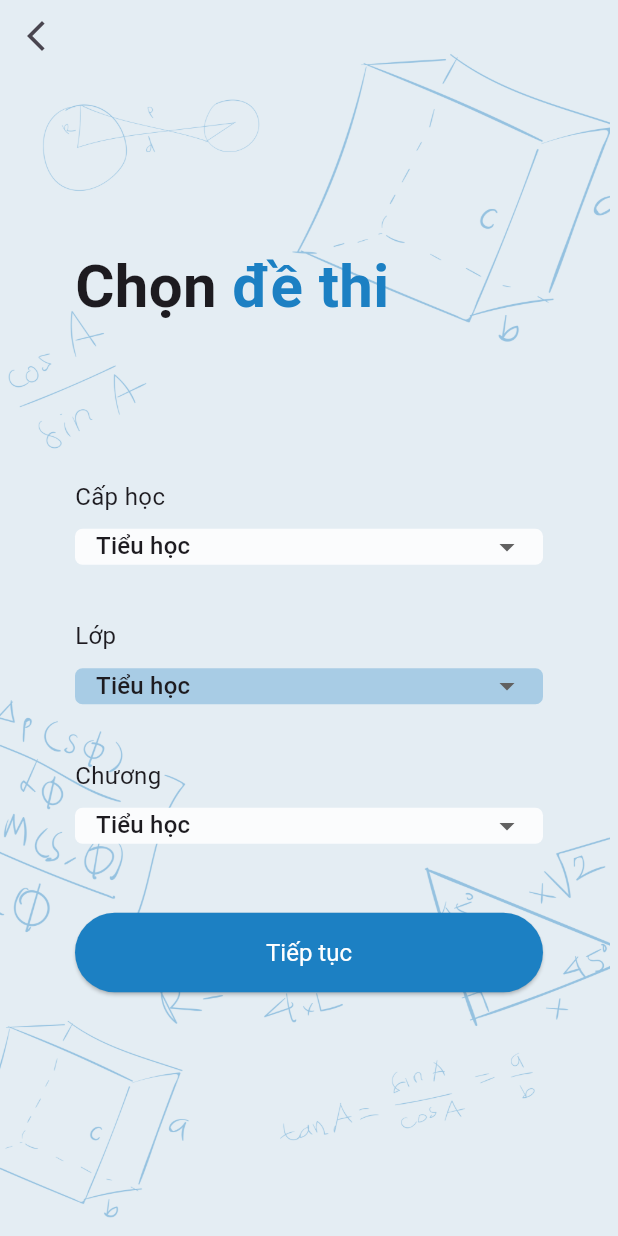
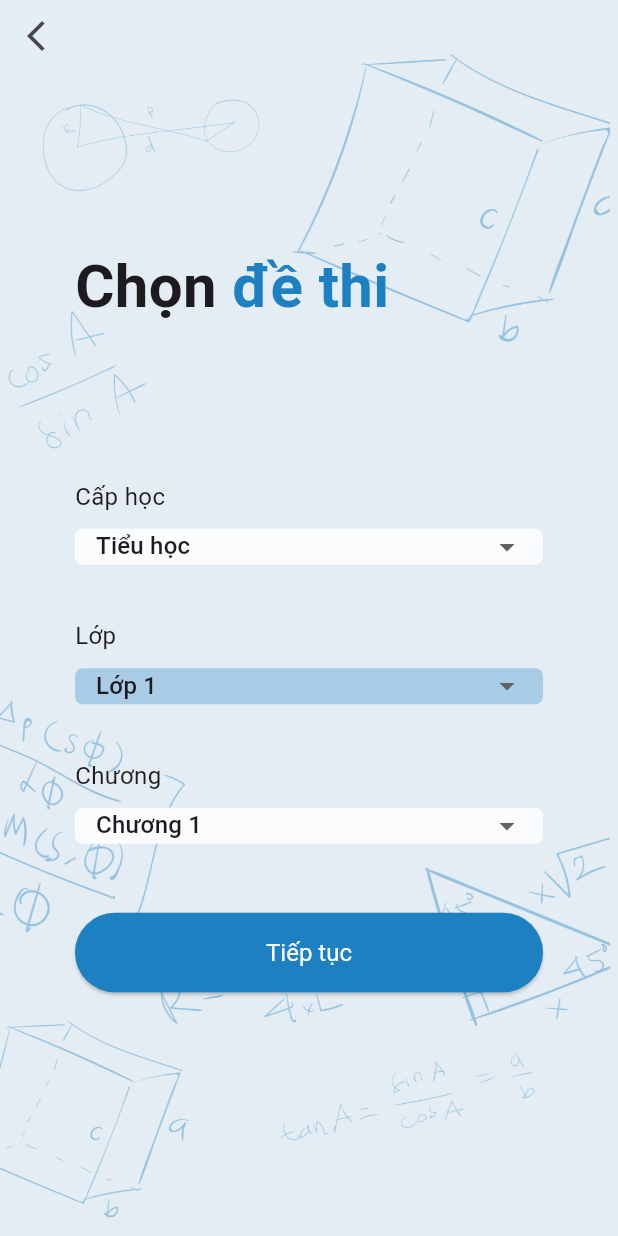
Before and after one commit to zafuss/mathquiz_mobile, a Flutter app: the ChooseExamConditionScreen screen opened by its route, after a tap on "Tiếp tục", on a phone screen of 412 x 824 dp. Run offline on Flutter 3.47's test engine with Material 3 defaults, Android fonts, the phone set to English and light mode, and no system bars; our stand-ins replace dio, equatable, get, shared_preferences; accounts and stored records are empty.

Commit message:
completed choose_exam_condition.dart

```diff
--- a/lib/features/choose_exam/data/choose_exam_api_client.dart
+++ b/lib/features/choose_exam/data/choose_exam_api_client.dart
@@ -1,5 +1,8 @@
 import 'package:dio/dio.dart';
+import 'package:mathquiz_mobile/models/chapter.dart';
 import 'package:mathquiz_mobile/models/level.dart';
+
+import '../../../models/grade.dart';
 
 class ChooseExamApiClient {
   Future<List<Level>> getLevels() async {
@@ -18,4 +21,38 @@ class ChooseExamApiClient {
       }
     }
   }
+
+  Future<List<Grade>> getGrades() async {
+    try {
+      // final response = await dio.post(
+      //   '/auth/login',
+      //   data: loginDto.toJson(),
+      // );
+      // return LoginSuccessDto.fromJson(response.data);
+      return Grade.gradeList;
+    } on DioException catch (e) {
+      if (e.response != null) {
+        throw Exception(e.response!.data['message']);
+      } else {
+        throw Exception(e.message);
+      }
+    }
+  }
+
+  Future<List<Chapter>> getChapters() async {
+    try {
+      // final response = await dio.post(
+      //   '/auth/login',
+      //   data: loginDto.toJson(),
+      // );
+      // return LoginSuccessDto.fromJson(response.data);
+      return Chapter.chapterList;
+    } on DioException catch (e) {
+      if (e.response != null) {
+        throw Exception(e.response!.data['message']);
+      } else {
+        throw Exception(e.message);
+      }
+    }
+  }
 }
--- a/lib/features/choose_exam/data/choose_exam_repository.dart
+++ b/lib/features/choose_exam/data/choose_exam_repository.dart
@@ -1,4 +1,6 @@
 import 'package:mathquiz_mobile/features/choose_exam/data/choose_exam_api_client.dart';
+import 'package:mathquiz_mobile/models/chapter.dart';
+import 'package:mathquiz_mobile/models/grade.dart';
 import 'package:mathquiz_mobile/models/level.dart';
 import 'package:mathquiz_mobile/result_type.dart';
 
@@ -16,4 +18,30 @@ class ChooseExamRepository {
       return Failure('$e');
     }
   }
+
+  Future<Result<List<Grade>?>> getGrades() async {
+    try {
+      // final loginSuccessDto = await authApiClient.login(
+      //   LoginDto(username: username, password: password),
+      // );
+      // await authLocalDataSource.saveToken(loginSuccessDto.accessToken);
+      var gradeList = await chooseExamApiClient.getGrades();
+      return Success(gradeList);
+    } catch (e) {
+      return Failure('$e');
+    }
+  }
+
+  Future<Result<List<Chapter>?>> getChapters() async {
+    try {
+      // final loginSuccessDto = await authApiClient.login(
+      //   LoginDto(username: username, password: password),
+      // );
+      // await authLocalDataSource.saveToken(loginSuccessDto.accessToken);
+      var chapterList = await chooseExamApiClient.getChapters();
+      return Success(chapterList);
+    } catch (e) {
+      return Failure('$e');
+    }
+  }
 }
--- /dev/null
+++ b/lib/features/choose_exam/getx/chapter_controller.dart
@@ -0,0 +1,39 @@
+import 'package:get/get.dart';
+import 'package:mathquiz_mobile/features/choose_exam/data/choose_exam_repository.dart';
+
+import '../../../models/chapter.dart';
+import '../../../result_type.dart';
+
+class ChapterController extends GetxController {
+  var isLoading = false.obs;
+  RxList<Chapter> chapterList = <Chapter>[].obs;
+  RxList<Chapter> searchedChapterList = <Chapter>[].obs;
+  Rx<Chapter?> chosenChapter = Rx<Chapter?>(null);
+  ChooseExamRepository chooseExamRepository = ChooseExamRepository();
+
+  @override
+  onInit() async {
+    await fetchChapters();
+    fetchChaptersByGradeId(1);
+    chosenChapter.value = chapterList[0];
+    super.onInit();
+  }
+
+  fetchChapters() async {
+    isLoading.value = true;
+    var result = await chooseExamRepository.getChapters();
+    isLoading.value = false;
+    return (switch (result) {
+      Success() => {
+          chapterList.value = result.data!,
+        },
+      Failure() => Get.snackbar('Lỗi lấy thông tin chương.', result.message),
+    });
+  }
+
+  fetchChaptersByGradeId(int gradeId) {
+    searchedChapterList.value =
+        chapterList.where((element) => element.gradeId == gradeId).toList();
+    chosenChapter.value = searchedChapterList[0];
+  }
+}
--- /dev/null
+++ b/lib/features/choose_exam/getx/grade_controller.dart
@@ -0,0 +1,45 @@
+import 'package:get/get.dart';
+import 'package:mathquiz_mobile/features/choose_exam/data/choose_exam_repository.dart';
+import 'package:mathquiz_mobile/features/choose_exam/getx/chapter_controller.dart';
+
+import '../../../models/grade.dart';
+import '../../../result_type.dart';
+
+class GradeController extends GetxController {
+  var isLoading = false.obs;
+  RxList<Grade> gradeList = <Grade>[].obs;
+  RxList<Grade> searchedGradeList = <Grade>[].obs;
+  Rx<Grade?> chosenGrade = Rx<Grade?>(null);
+  ChooseExamRepository chooseExamRepository = ChooseExamRepository();
+
+  @override
+  onInit() async {
+    await fetchGrades();
+    fetchGradesByLevelId(1);
+    chosenGrade.value = gradeList[0];
+    super.onInit();
+  }
+
+  fetchGrades() async {
+    isLoading.value = true;
+    var result = await chooseExamRepository.getGrades();
+    isLoading.value = false;
+    return (switch (result) {
+      Success() => {
+          gradeList.value = result.data!,
+        },
+      Failure() => Get.snackbar('Lỗi lấy thông tin lớp học.', result.message),
+    });
+  }
+
+  fetchGradesByLevelId(int levelId) {
+    searchedGradeList.value =
+        gradeList.where((element) => element.levelId == levelId).toList();
+    chosenGrade.value = searchedGradeList[0];
+  }
+
+  handleOnChangedGrade(Grade? newGrade, ChapterController chapterController) {
+    chosenGrade.value = newGrade;
+    chapterController.fetchChaptersByGradeId(newGrade!.id);
+  }
+}
--- a/lib/features/choose_exam/getx/level_controller.dart
+++ b/lib/features/choose_exam/getx/level_controller.dart
@@ -1,6 +1,7 @@
 import 'package:get/get.dart';
-import 'package:get/get_rx/get_rx.dart';
 import 'package:mathquiz_mobile/features/choose_exam/data/choose_exam_repository.dart';
+import 'package:mathquiz_mobile/features/choose_exam/getx/chapter_controller.dart';
+import 'package:mathquiz_mobile/features/choose_exam/getx/grade_controller.dart';
 import 'package:mathquiz_mobile/models/level.dart';
 
 import '../../../result_type.dart';
@@ -30,4 +31,12 @@ class LevelController extends GetxController {
       Failure() => Get.snackbar('Lỗi lấy thông tin cấp học.', result.message),
     });
   }
+
+  handleOnChangedLevel(Level? newLevel, GradeController gradeController,
+      ChapterController chapterController) {
+    chosenLevel.value = newLevel;
+    gradeController.fetchGradesByLevelId(newLevel!.id);
+    chapterController
+        .fetchChaptersByGradeId(gradeController.searchedGradeList[0].id);
+  }
 }
--- /dev/null
+++ b/lib/models/chapter.dart
@@ -0,0 +1,50 @@
+import 'dart:convert';
+
+import 'package:equatable/equatable.dart';
+
+List<Chapter> chapterFromJson(String str) =>
+    List<Chapter>.from(json.decode(str).map((x) => Chapter.fromJson(x)));
+
+class Chapter extends Equatable {
+  Chapter({required this.id, required this.name, required this.gradeId});
+  final int id;
+  final String name;
+  final int gradeId;
+
+  static List<Chapter> chapterList = [
+    Chapter(id: 1, name: "Chương 1", gradeId: 1),
+    Chapter(id: 2, name: 'Chương 2', gradeId: 1),
+    Chapter(id: 3, name: 'Chương 3', gradeId: 1),
+    Chapter(id: 4, name: "Chương 1", gradeId: 2),
+    Chapter(id: 5, name: 'Chương 2', gradeId: 2),
+    Chapter(id: 6, name: 'Chương 3', gradeId: 2),
+    Chapter(id: 7, name: "Chương 1", gradeId: 3),
+    Chapter(id: 8, name: 'Chương 2', gradeId: 3),
+    Chapter(id: 9, name: 'Chương 1', gradeId: 4),
+    Chapter(id: 10, name: "Chương 2", gradeId: 4),
+    Chapter(id: 11, name: 'Chương 1', gradeId: 5),
+    Chapter(id: 12, name: 'Chương 2', gradeId: 5),
+    Chapter(id: 13, name: "Chương 1", gradeId: 6),
+    Chapter(id: 14, name: 'Chương 2', gradeId: 6),
+    Chapter(id: 15, name: 'Chương 3', gradeId: 6),
+    Chapter(id: 16, name: "Chương 1", gradeId: 7),
+    Chapter(id: 17, name: 'Chương 2', gradeId: 7),
+    Chapter(id: 18, name: 'Chương 3', gradeId: 7),
+    Chapter(id: 19, name: "Chương 1", gradeId: 8),
+    Chapter(id: 20, name: 'Chương 2', gradeId: 8),
+    Chapter(id: 21, name: 'Chương 1', gradeId: 9),
+    Chapter(id: 22, name: "Chương 2", gradeId: 9),
+    Chapter(id: 23, name: 'Chương 1', gradeId: 10),
+    Chapter(id: 24, name: 'Chương 2', gradeId: 10),
+    Chapter(id: 25, name: 'Chương 1', gradeId: 11),
+    Chapter(id: 26, name: 'Chương 2', gradeId: 11),
+    Chapter(id: 27, name: 'Chương 1', gradeId: 12),
+    Chapter(id: 28, name: 'Chương 2', gradeId: 12),
+  ];
+
+  factory Chapter.fromJson(Map<String, dynamic> json) =>
+      Chapter(id: json['id'], name: json['name'], gradeId: json['levelId']);
+  @override
+  // TODO: implement props
+  List<Object?> get props => [id, name, gradeId];
+}
--- /dev/null
+++ b/lib/models/grade.dart
@@ -0,0 +1,34 @@
+import 'dart:convert';
+
+import 'package:equatable/equatable.dart';
+
+List<Grade> gradeFromJson(String str) =>
+    List<Grade>.from(json.decode(str).map((x) => Grade.fromJson(x)));
+
+class Grade extends Equatable {
+  Grade({required this.id, required this.name, required this.levelId});
+  final int id;
+  final String name;
+  final int levelId;
+
+  static List<Grade> gradeList = [
+    Grade(id: 1, name: "Lớp 1", levelId: 1),
+    Grade(id: 2, name: 'Lớp 2', levelId: 1),
+    Grade(id: 3, name: 'Lớp 3', levelId: 1),
+    Grade(id: 4, name: "Lớp 4", levelId: 1),
+    Grade(id: 5, name: 'Lớp 5', levelId: 1),
+    Grade(id: 6, name: 'Lớp 6', levelId: 2),
+    Grade(id: 7, name: "Lớp 7", levelId: 2),
+    Grade(id: 8, name: 'Lớp 8', levelId: 2),
+    Grade(id: 9, name: 'Lớp 9', levelId: 2),
+    Grade(id: 10, name: "Lớp 10", levelId: 3),
+    Grade(id: 11, name: 'Lớp 11', levelId: 3),
+    Grade(id: 12, name: 'Lớp 12', levelId: 3),
+  ];
+
+  factory Grade.fromJson(Map<String, dynamic> json) =>
+      Grade(id: json['id'], name: json['name'], levelId: json['levelId']);
+  @override
+  // TODO: implement props
+  List<Object?> get props => [id, name, levelId];
+}
--- a/lib/models/level.dart
+++ b/lib/models/level.dart
@@ -2,7 +2,7 @@ import 'dart:convert';
 
 import 'package:equatable/equatable.dart';
 
-List<Level> courtFromJson(String str) =>
+List<Level> levelFromJson(String str) =>
     List<Level>.from(json.decode(str).map((x) => Level.fromJson(x)));
 
 class Level extends Equatable {
--- a/lib/screens/auth_screens/forgot_password_screen.dart
+++ b/lib/screens/auth_screens/forgot_password_screen.dart
@@ -1,6 +1,4 @@
 import 'package:flutter/material.dart';
-import 'package:flutter/services.dart';
-import 'package:flutter/widgets.dart';
 import 'package:get/route_manager.dart';
 import 'package:mathquiz_mobile/config/color_const.dart';
 import 'package:mathquiz_mobile/config/demension_const.dart';
--- a/lib/screens/choose_exam_condition_screen.dart
+++ b/lib/screens/choose_exam_condition_screen.dart
@@ -1,10 +1,14 @@
 import 'package:flutter/material.dart';
 import 'package:get/get.dart';
 import 'package:mathquiz_mobile/config/color_const.dart';
+import 'package:mathquiz_mobile/features/choose_exam/getx/chapter_controller.dart';
 import 'package:mathquiz_mobile/features/choose_exam/getx/level_controller.dart';
+import 'package:mathquiz_mobile/models/chapter.dart';
+import 'package:mathquiz_mobile/models/grade.dart';
 import 'package:mathquiz_mobile/models/level.dart';
 
 import '../config/demension_const.dart';
+import '../features/choose_exam/getx/grade_controller.dart';
 
 class ChooseExamConditionScreen extends StatelessWidget {
   const ChooseExamConditionScreen({super.key});
@@ -12,7 +16,8 @@ class ChooseExamConditionScreen extends StatelessWidget {
   @override
   Widget build(BuildContext context) {
     final levelController = Get.put(LevelController());
-    final items = ['Cấp 1', 'Cấp 2', 'Cấp 3'];
+    final gradeController = Get.put(GradeController());
+    final chapterController = Get.put(ChapterController());
     return Scaffold(
       body: Stack(
         children: [
@@ -26,7 +31,7 @@ class ChooseExamConditionScreen extends StatelessWidget {
             ),
           ),
           Padding(
-            padding: EdgeInsets.symmetric(horizontal: kDefaultPadding),
+            padding: const EdgeInsets.symmetric(horizontal: kDefaultPadding),
             child: Column(
               crossAxisAlignment: CrossAxisAlignment.start,
               mainAxisAlignment: MainAxisAlignment.center,
@@ -47,25 +52,26 @@ class ChooseExamConditionScreen extends StatelessWidget {
                     ),
                   ]),
                 ),
-                SizedBox(
+                const SizedBox(
                   height: kDefaultPadding * 2,
                 ),
-                Text('Cấp học'),
-                SizedBox(
+                const Text('Cấp học'),
+                const SizedBox(
                   height: 10,
                 ),
                 Obx(
                   () => levelController.isLoading.value
-                      ? Center(
+                      ? const Center(
                           child: CircularProgressIndicator(),
                         )
                       : DropdownButtonFormField<Level>(
                           itemHeight: null,
                           decoration: InputDecoration(
                             isCollapsed: true,
-                            constraints: BoxConstraints.expand(height: 30),
+                            constraints:
+                                const BoxConstraints.expand(height: 30),
                             filled: true,
-                            fillColor: Color.fromRGBO(251, 252, 253, 1),
+                            fillColor: const Color.fromRGBO(251, 252, 253, 1),
                             enabledBorder: OutlineInputBorder(
                               borderRadius: BorderRadius.circular(5),
                               borderSide: const BorderSide(
@@ -87,6 +93,9 @@ class ChooseExamConditionScreen extends StatelessWidget {
                           onChanged: (Level? newValue) {
                             // Handle dropdown value changes
                             print(newValue);
+                            levelController.handleOnChangedLevel(
+                                newValue, gradeController, chapterController);
+                            // gradeController.fetchGradesByLevelId(newValue!.id);
                           },
                           items: levelController.levelList
                               .map<DropdownMenuItem<Level>>((Level value) {
@@ -100,23 +109,24 @@ class ChooseExamConditionScreen extends StatelessWidget {
                           }).toList(),
                         ),
                 ),
-                SizedBox(
+                const SizedBox(
                   height: kMinPadding,
                 ),
-                Text('Lớp'),
-                SizedBox(
+                const Text('Lớp'),
+                const SizedBox(
                   height: 10,
                 ),
                 Obx(
-                  () => levelController.isLoading.value
-                      ? Center(
+                  () => gradeController.isLoading.value
+                      ? const Center(
                           child: CircularProgressIndicator(),
                         )
-                      : DropdownButtonFormField<Level>(
+                      : DropdownButtonFormField<Grade>(
                           itemHeight: null,
                           decoration: InputDecoration(
                             isCollapsed: true,
-                            constraints: BoxConstraints.expand(height: 30),
+                            constraints:
+                                const BoxConstraints.expand(height: 30),
                             filled: true,
                             fillColor:
                                 ColorPalette.primaryColor.withOpacity(0.3),
@@ -136,15 +146,17 @@ class ChooseExamConditionScreen extends StatelessWidget {
                             ),
                           ),
                           isExpanded: true,
-                          value: levelController
-                              .chosenLevel.value, // Default value
-                          onChanged: (Level? newValue) {
+                          value: gradeController
+                              .chosenGrade.value, // Default value
+                          onChanged: (Grade? newValue) {
+                            gradeController.handleOnChangedGrade(
+                                newValue, chapterController);
                             // Handle dropdown value changes
                             print(newValue);
                           },
-                          items: levelController.levelList
-                              .map<DropdownMenuItem<Level>>((Level value) {
-                            return DropdownMenuItem<Level>(
+                          items: gradeController.searchedGradeList
+                              .map<DropdownMenuItem<Grade>>((Grade value) {
+                            return DropdownMenuItem<Grade>(
                               value: value,
                               child: Padding(
                                 padding: const EdgeInsets.only(left: 10),
@@ -154,25 +166,26 @@ class ChooseExamConditionScreen extends StatelessWidget {
                           }).toList(),
                         ),
                 ),
-                SizedBox(
+                const SizedBox(
                   height: kMinPadding,
                 ),
-                Text('Chương'),
-                SizedBox(
+                const Text('Chương'),
+                const SizedBox(
                   height: 10,
                 ),
                 Obx(
-                  () => levelController.isLoading.value
-                      ? Center(
+                  () => chapterController.isLoading.value
+                      ? const Center(
                           child: CircularProgressIndicator(),
                         )
-                      : DropdownButtonFormField<Level>(
+                      : DropdownButtonFormField<Chapter>(
                           itemHeight: null,
                           decoration: InputDecoration(
                             isCollapsed: true,
-                            constraints: BoxConstraints.expand(height: 30),
+                            constraints:
+                                const BoxConstraints.expand(height: 30),
                             filled: true,
-                            fillColor: Color.fromRGBO(251, 252, 253, 1),
+                            fillColor: const Color.fromRGBO(251, 252, 253, 1),
                             enabledBorder: OutlineInputBorder(
                               borderRadius: BorderRadius.circular(5),
                               borderSide: const BorderSide(
@@ -189,15 +202,15 @@ class ChooseExamConditionScreen extends StatelessWidget {
                             ),
                           ),
                           isExpanded: true,
-                          value: levelController
-                              .chosenLevel.value, // Default value
-                          onChanged: (Level? newValue) {
+                          value: chapterController
+                              .chosenChapter.value, // Default value
+                          onChanged: (Chapter? newValue) {
                             // Handle dropdown value changes
                             print(newValue);
                           },
-                          items: levelController.levelList
-                              .map<DropdownMenuItem<Level>>((Level value) {
-                            return DropdownMenuItem<Level>(
+                          items: chapterController.searchedChapterList
+                              .map<DropdownMenuItem<Chapter>>((Chapter value) {
+                            return DropdownMenuItem<Chapter>(
                               value: value,
                               child: Padding(
                                 padding: const EdgeInsets.only(left: 10),
@@ -207,10 +220,10 @@ class ChooseExamConditionScreen extends StatelessWidget {
                           }).toList(),
                         ),
                 ),
-                SizedBox(
+                const SizedBox(
                   height: kMinPadding + 10,
                 ),
-                ElevatedButton(onPressed: () {}, child: Text('Tiếp tục'))
+                ElevatedButton(onPressed: () {}, child: const Text('Tiếp tục'))
               ],
             ),
           ),
--- a/lib/screens/home_screen.dart
+++ b/lib/screens/home_screen.dart
@@ -1,5 +1,4 @@
 import 'package:flutter/material.dart';
-import 'package:get/get.dart';
 import 'package:mathquiz_mobile/features/drawer/drawer_controller.dart';
 import 'package:mathquiz_mobile/widgets/custom_appbar.dart';
 import 'package:mathquiz_mobile/widgets/custom_drawer.dart';
```
